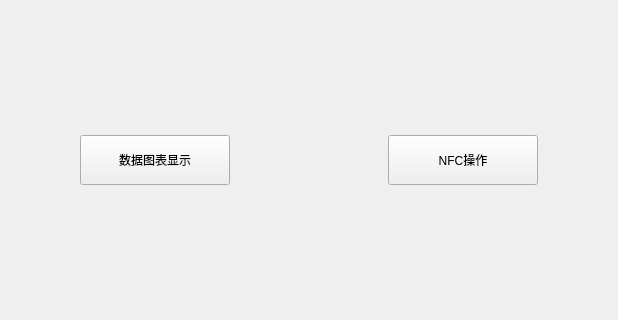
Qt form Cows/MainWindow.ui (fsyv/Cows) before a commit; both pictures show x 90 to 708 and y 140 to 460 of the 800 by 600 pixel window.
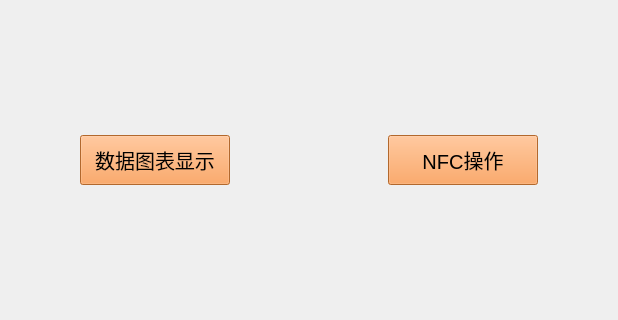
The same form after that commit. Icons and pictures are not drawn.

The edit to the form file:
```diff
--- a/Cows/MainWindow.ui
+++ b/Cows/MainWindow.ui
@@ -32,6 +32,10 @@
               <height>50</height>
              </size>
             </property>
+            <property name="styleSheet">
+             <string notr="true">background:#f9923f;
+font:20px;</string>
+            </property>
             <property name="text">
              <string>数据图表显示</string>
             </property>
@@ -45,6 +49,10 @@
               <height>50</height>
              </size>
             </property>
+            <property name="styleSheet">
+             <string notr="true">background:#f9923f;
+font:20px;</string>
+            </property>
             <property name="text">
              <string>NFC操作</string>
             </property>
```
